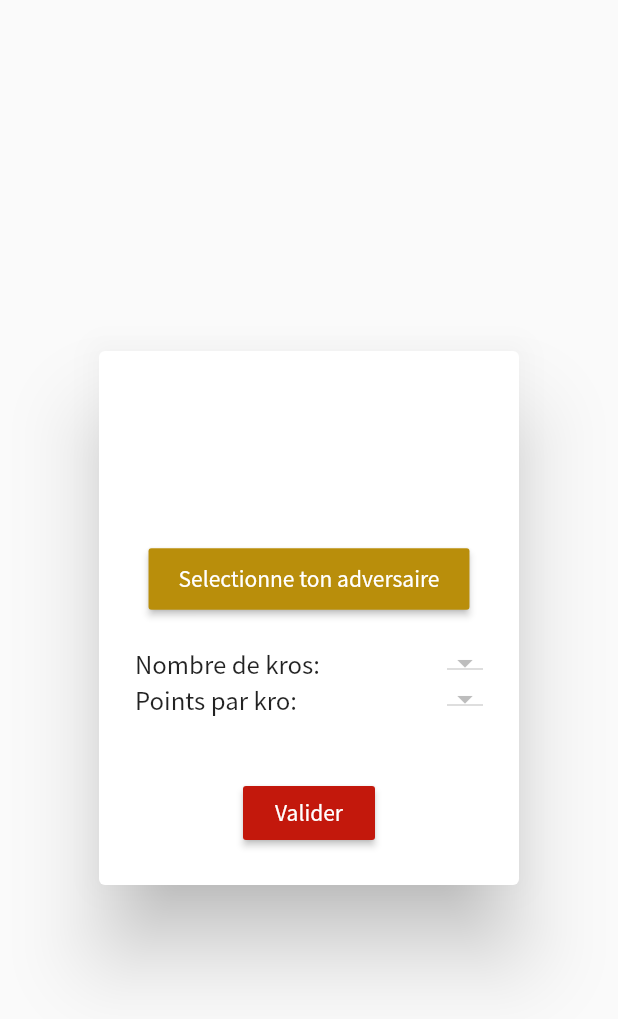
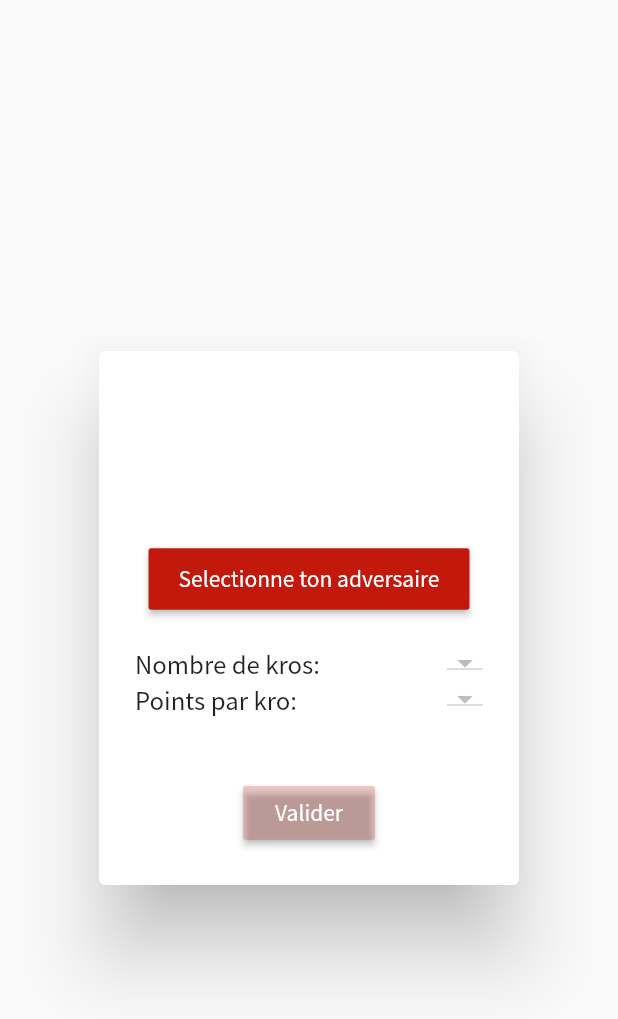
Before and after one commit to PAUVRE-Charlie/caps_app, a Flutter app: the AlertDialogNewMatch widget shown alone on an empty page, opened directly with empty values, on a phone screen of 412 x 824 dp. Shown: the top 1019 px of the screen. Run offline on Flutter 3.47's test engine with Material 2 defaults, Android fonts, the phone set to English and light mode, and no system bars; our stand-ins replace cloud_firestore, firebase_auth, firebase_core; accounts and stored records are empty.

Commit message:
change the button colors of the match interface pop-up

```diff
--- a/lib/data.dart
+++ b/lib/data.dart
@@ -1,8 +1,11 @@
 import 'dart:ui';
+
+import 'package:flutter/material.dart';
 
 const Color kWhiteColor = Color(0xFFFFFFFF);
 const Color kBackgroundBaseColor = Color(0xFFC6DD82);
 const Color kBackgroundSecondColor = Color(0xFFF6FFDB);
 const Color kPrimaryColor = Color(0xFFC3180C);
+const Color kPrimaryDisableColor = Color.fromRGBO(195, 24, 12, 0.2);
 const Color kSecondaryColor = Color(0xFFB98E0B);
 const Color kWhiteHighOpacity = Color(0xCCFFFFFF);
--- a/lib/models/game.dart
+++ b/lib/models/game.dart
@@ -250,7 +250,7 @@ class _AlertDialogNewMatchState extends State<AlertDialogNewMatch> {
                 "Selectionne ton adversaire",
                 style: TextStyle(color: kWhiteColor),
               ),
-              color: kSecondaryColor,
+              color: (opponent != null) ? kSecondaryColor : kPrimaryColor,
               onPressed: () {
                 _showUserList(selectOpponent: (Capseur _opponent) {
                   if (_opponent.uid != widget.capseur.uid) {
@@ -297,7 +297,7 @@ class _AlertDialogNewMatchState extends State<AlertDialogNewMatch> {
                 "Valider",
                 style: TextStyle(color: kWhiteColor),
               ),
-              color: kPrimaryColor,
+              color: (opponent != null) ? kPrimaryColor : kPrimaryDisableColor,
             )
           ],
         ),
```
